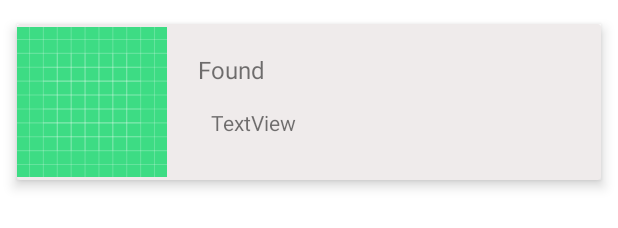
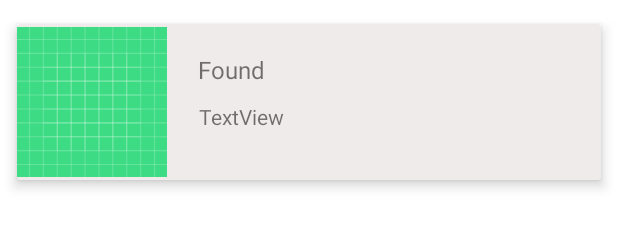
Before and after one commit to iradupat/hoodo, an Android app: the layout dog_card.xml on its own in the app's theme, with its tools: preview values and no code run, on a phone screen of 412 x 824 dp. Shown: the part 516-744 px from the top of the screen. Run offline under Robolectric (Android 15) with nearby library versions, the phone set to English and light mode, and no system bars; Roboto replaces fonts that are not available here.

Commit message:
my last commit

```diff
--- a/app/src/main/java/com/example/hodoo/view/MainActivity.java
+++ b/app/src/main/java/com/example/hodoo/view/MainActivity.java
@@ -100,6 +100,7 @@ public class MainActivity extends AppCompatActivity {
             @Override
             public void onComplete(List<Post> posts) {
 //                LinearLayout layout = ((LinearLayout)findViewById(R.id.home_list_posts));
+
                 recyclerView = findViewById(R.id.home_list_posts);
                 Collections.reverse(posts);
                 PostAdapter adapter = new PostAdapter(MainActivity.this, posts, user.getLanguage());
--- a/app/src/main/res/layout/dog_card.xml
+++ b/app/src/main/res/layout/dog_card.xml
@@ -37,10 +37,10 @@
             android:layout_width="wrap_content"
             android:layout_height="wrap_content"
             android:layout_marginStart="16dp"
-            android:layout_marginTop="56dp"
+            android:layout_marginTop="52dp"
             android:text="TextView"
             app:layout_constraintEnd_toEndOf="parent"
-            app:layout_constraintHorizontal_bias="0.062"
+            app:layout_constraintHorizontal_bias="0.026"
             app:layout_constraintStart_toEndOf="@+id/dog_card_img"
             app:layout_constraintTop_toTopOf="parent"
             tools:ignore="MissingConstraints" />
--- a/app/src/main/res/layout/post_detail_layout.xml
+++ b/app/src/main/res/layout/post_detail_layout.xml
@@ -72,10 +72,9 @@
         android:id="@+id/post_detail_status"
         android:layout_width="wrap_content"
         android:layout_height="wrap_content"
+        android:layout_marginStart="48dp"
         android:layout_marginTop="44dp"
         android:text="A Found Dog"
-        app:layout_constraintEnd_toEndOf="parent"
-        app:layout_constraintHorizontal_bias="0.145"
         app:layout_constraintStart_toStartOf="parent"
         app:layout_constraintTop_toTopOf="@+id/post_detail_author" />
 
@@ -83,11 +82,10 @@
         android:id="@+id/post_detail_connect"
         android:layout_width="wrap_content"
         android:layout_height="wrap_content"
+        android:layout_marginStart="48dp"
         android:layout_marginTop="60dp"
         android:text="@string/post_detail_connect_btn"
         android:textColor="#1233E0"
-        app:layout_constraintEnd_toEndOf="parent"
-        app:layout_constraintHorizontal_bias="0.133"
         app:layout_constraintStart_toStartOf="parent"
         app:layout_constraintTop_toTopOf="@+id/detail_location" />
 
```
Also changed, not shown: app/src/main/res/layout/activity_main.xml (+5 -4 lines).
